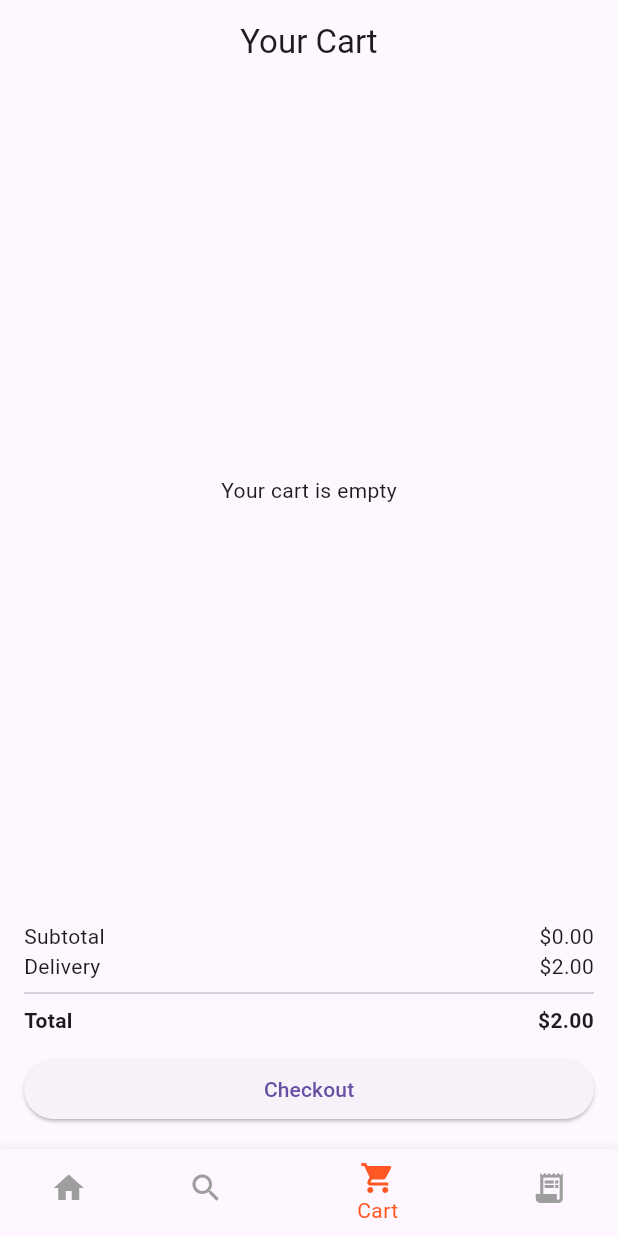
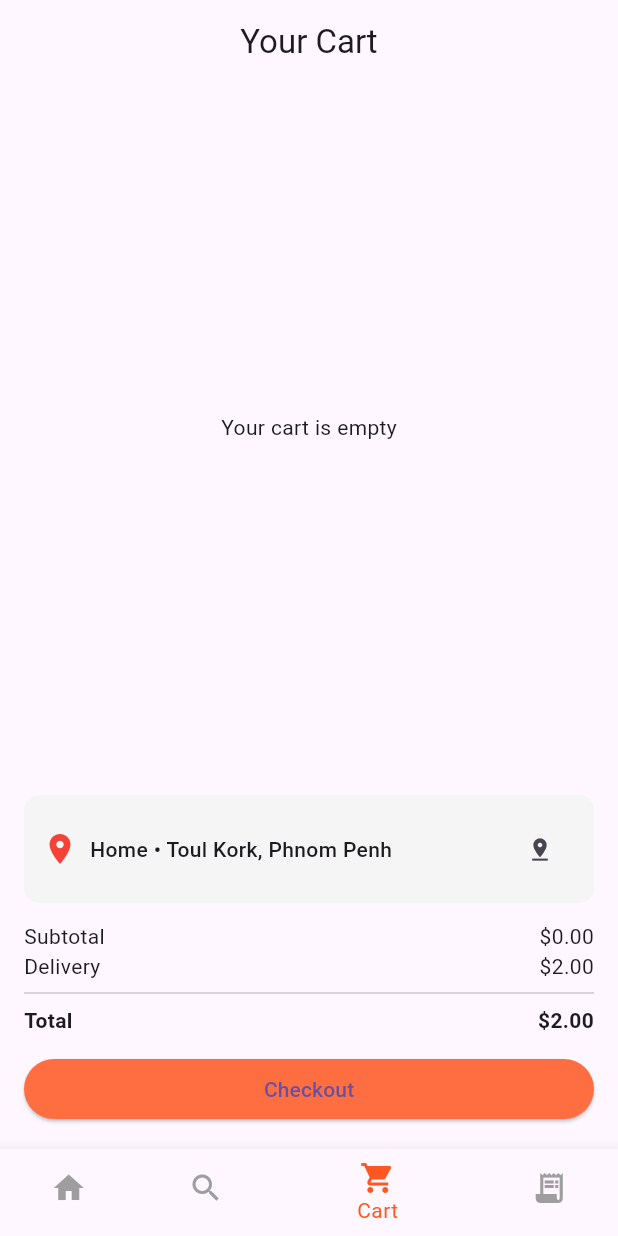
Before and after one commit to VirakTitya/Munch2, a Flutter app: the screen it shows after launch, item 3 of the bottom bar chosen, on a phone screen of 412 x 824 dp. Run offline on Flutter 3.47's test engine with Material 3 defaults, Android fonts, the phone set to English and light mode, and no system bars; network calls fail.

Commit message:
Add location

```diff
--- /dev/null
+++ b/lib/data/mock/mock_location.dart
@@ -0,0 +1,41 @@
+import 'package:flutter/material.dart';
+
+class MockLocation {
+  final IconData icon;
+  final Color color;
+  final String title;
+  final String subtitle;
+  final String value;
+
+  const MockLocation({
+    required this.icon,
+    required this.color,
+    required this.title,
+    required this.subtitle,
+    required this.value,
+  });
+}
+
+const mockLocations = [
+  MockLocation(
+    icon: Icons.my_location,
+    color: Colors.green,
+    title: 'Use Current Location',
+    subtitle: "We'll detect your location automatically",
+    value: 'Current Location',
+  ),
+  MockLocation(
+    icon: Icons.home,
+    color: Colors.green,
+    title: 'Home',
+    subtitle: 'Toul Kork,Phnom Penh',
+    value: 'Home • Toul Kork Phnom Penh',
+  ),
+  MockLocation(
+    icon: Icons.work,
+    color: Colors.orange,
+    title: 'Office',
+    subtitle: 'Bellevue, WA',
+    value: 'Office • Bellevue, WA',
+  ),
+];
--- a/lib/ui/screens/cart/cart_screen.dart
+++ b/lib/ui/screens/cart/cart_screen.dart
@@ -3,7 +3,11 @@ import 'package:munch2/domain/model/cart.dart';
 import 'package:munch2/domain/service/order_service.dart';
 import 'package:munch2/ui/screens/order/order_screen.dart';
 import 'package:munch2/ui/screens/cart/app_string.dart';
+import 'package:munch2/ui/widgets/location_card.dart';
+import 'package:munch2/ui/widgets/location_sheet.dart';
 import '../../widgets/cart_item_card.dart';
+
+
 
 
 class CartScreen extends StatefulWidget {
@@ -29,6 +33,8 @@ class CartScreen extends StatefulWidget {
 class _CartScreenState extends State<CartScreen> {
   late Cart cart;
   late OrderService orderService;
+
+  String deliveryLocation = 'Home • Toul Kork, Phnom Penh';
 
   @override
   void initState() {
@@ -114,6 +120,17 @@ class _CartScreenState extends State<CartScreen> {
             padding: const EdgeInsets.all(16),
             child: Column(
               children: [
+                LocationCard(
+                  address: deliveryLocation,
+                  onEdit: () async {
+                    final selected = await LocationPickerSheet.show(context);
+                    if (selected != null) {
+                      setState(() {
+                        deliveryLocation = selected;
+                      });
+                    }
+                  },
+                ),
                 _priceRow(AppStrings.subtotal, subtotal),
                 _priceRow(AppStrings.delivery, AppStrings.deliveryFee),
                 const Divider(),
@@ -122,8 +139,11 @@ class _CartScreenState extends State<CartScreen> {
                 SizedBox(
                   width: double.infinity,
                   child: ElevatedButton(
-                    onPressed: _checkout,
-                    child: const Text(AppStrings.checkout),
+                  style: ElevatedButton.styleFrom(
+                    backgroundColor: Colors.deepOrangeAccent, // Set button color to orange
+                  ),
+                  onPressed: _checkout,
+                  child: const Text(AppStrings.checkout),
                   ),
                 ),
               ],
--- /dev/null
+++ b/lib/ui/widgets/location_card.dart
@@ -0,0 +1,41 @@
+import 'package:flutter/material.dart';
+
+class LocationCard extends StatelessWidget {
+  final String address;
+  final VoidCallback? onEdit;
+
+  const LocationCard({
+    super.key,
+    required this.address,
+    this.onEdit,
+  });
+
+  @override
+  Widget build(BuildContext context) {
+    return Container(
+      margin: const EdgeInsets.only(bottom: 12),
+      padding: const EdgeInsets.all(12),
+      decoration: BoxDecoration(
+        color: Colors.grey.shade100,
+        borderRadius: BorderRadius.circular(10),
+      ),
+      child: Row(
+        children: [
+          const Icon(Icons.location_on, color: Colors.red),
+          const SizedBox(width: 8),
+          Expanded(
+            child: Text(
+              address,
+              style: const TextStyle(fontWeight: FontWeight.w500),
+            ),
+          ),
+          if (onEdit != null)
+            IconButton(
+              icon: const Icon(Icons.pin_drop, size: 18),
+              onPressed: onEdit,
+            ),
+        ],
+      ),
+    );
+  }
+}
```
Also changed, not shown: lib/ui/widgets/location_sheet.dart (added, +77 -0 lines).
